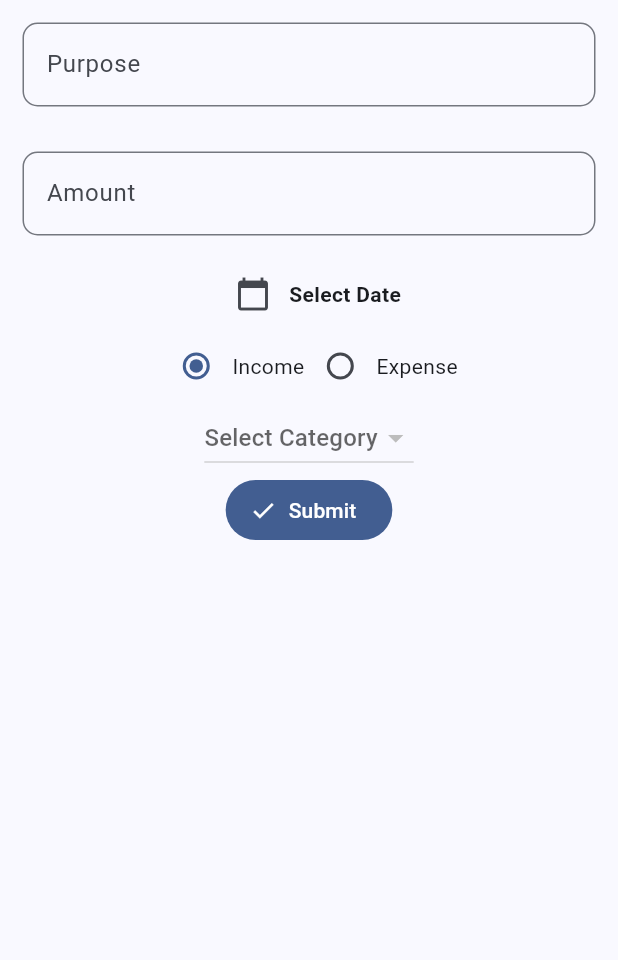
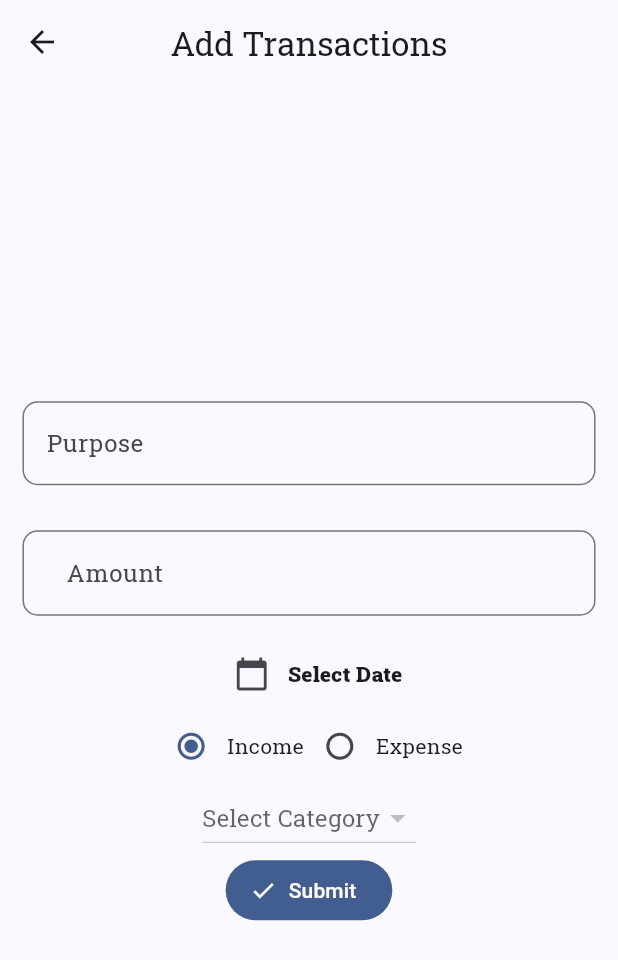
Before and after one commit to Aflah3100/Personal-Money-Manager-App, a Flutter app: the screen it shows after launch, after a tap on the "add" icon, on a phone screen of 412 x 824 dp. Shown: the top 960 px of the screen. Run offline on Flutter 3.47's test engine with Material 3 defaults, Android fonts, the phone set to English and light mode, and no system bars; our stand-ins replace hive_flutter; accounts and stored records are empty.

Commit message:
Themes Updated,Fonts Updated, Initial Version Of App Created

```diff
--- a/lib/db/functions/transaction/transaction_db.dart
+++ b/lib/db/functions/transaction/transaction_db.dart
@@ -2,6 +2,7 @@ import 'package:flutter/material.dart';
 import 'package:flutter_money_management_app/db/models/transaction/transaction_model.dart';
 import 'package:hive_flutter/hive_flutter.dart';
 
+// ignore: constant_identifier_names
 const TRANSACTION_DB_NAME = 'transaction-db';
 
 abstract class TransactionDbFunctions {
--- a/lib/main.dart
+++ b/lib/main.dart
@@ -1,10 +1,10 @@
 // ignore_for_file: unused_field
 import 'package:flutter/material.dart';
-import 'package:flutter_money_management_app/db/functions/category/category_db.dart';
 import 'package:flutter_money_management_app/db/models/category/category_model.dart';
 import 'package:flutter_money_management_app/db/models/transaction/transaction_model.dart';
 import 'package:flutter_money_management_app/screens/add_transactions/screen_add_transaction.dart';
 import 'package:flutter_money_management_app/screens/home/screen_home.dart';
+import 'package:flutter_money_management_app/utils/theme_manager.dart';
 import 'package:flutter_money_management_app/utils/themes.dart';
 import 'package:hive_flutter/hive_flutter.dart';
 
@@ -30,19 +30,19 @@ class MyApp extends StatelessWidget {
    MyApp({super.key});
 
    //Themes
-   final  _lightTheme = const MaterialTheme(TextTheme()).light();
-   final  _darkTheme = const MaterialTheme(TextTheme()).dark();
-   final _lightHighContrast=const MaterialTheme(TextTheme()).lightHighContrast();
-   final _darkHighContrast=const MaterialTheme(TextTheme()).darkHighContrast();
+  //  final  _lightTheme = const MaterialTheme(TextTheme()).light();
+  //  final  _darkTheme = const MaterialTheme(TextTheme()).dark();
+  //  final _lightHighContrast=const MaterialTheme(TextTheme()).lightHighContrast();
+  //  final _darkHighContrast=const MaterialTheme(TextTheme()).darkHighContrast();
 
   @override
   Widget build(BuildContext context) {
 
     return MaterialApp(
       title: 'Personal Money Manager',
-      themeMode: ThemeMode.light,
-      darkTheme: _darkTheme,
-      theme: _lightTheme,
+      themeMode: ThemeMode.system,
+      darkTheme: ThemeManager().darkTheme,
+      theme: ThemeManager().lightTheme,
       home:  const ScreenHome(),
       routes: {
         ScreenAddTransactions.routeName:(context){
--- a/lib/screens/add_transactions/screen_add_transaction.dart
+++ b/lib/screens/add_transactions/screen_add_transaction.dart
@@ -3,6 +3,7 @@ import 'package:flutter_money_management_app/db/functions/category/category_db.d
 import 'package:flutter_money_management_app/db/functions/transaction/transaction_db.dart';
 import 'package:flutter_money_management_app/db/models/category/category_model.dart';
 import 'package:flutter_money_management_app/db/models/transaction/transaction_model.dart';
+import 'package:flutter_money_management_app/utils/helper_functions.dart';
 import 'package:intl/intl.dart';
 
 class ScreenAddTransactions extends StatefulWidget {
@@ -39,10 +40,15 @@ class _ScreenAddTransactionsState extends State<ScreenAddTransactions> {
   @override
   Widget build(BuildContext context) {
     return Scaffold(
+      appBar: AppBar(
+        title: const Text('Add Transactions'),
+        centerTitle: true,
+      ),
       body: SafeArea(
         child: Padding(
           padding: const EdgeInsets.only(bottom: 10.0),
           child: Column(
+            mainAxisAlignment: MainAxisAlignment.center,
             crossAxisAlignment: CrossAxisAlignment.center,
             children: [
               //Form
@@ -80,6 +86,7 @@ class _ScreenAddTransactionsState extends State<ScreenAddTransactions> {
                         keyboardType: TextInputType.number,
                         decoration: InputDecoration(
                             hintText: 'Amount',
+                            prefixText: '\u20B9 ',
                             border: OutlineInputBorder(
                                 borderRadius: BorderRadius.circular(10.0))),
                       ),
@@ -102,7 +109,6 @@ class _ScreenAddTransactionsState extends State<ScreenAddTransactions> {
                         setState(() {
                           if (selectedDate == null) return;
                           dateSelected = selectedDate;
-                          print(dateSelected);
                           selectDate = formatDate(selectedDate).toString();
                         });
                       },
@@ -160,7 +166,7 @@ class _ScreenAddTransactionsState extends State<ScreenAddTransactions> {
                       .map((categoryModelObject) {
                     return DropdownMenuItem(
                       value: categoryModelObject,
-                      child: Text(categoryModelObject.name),
+                      child: Text(HelperFunction.firstLetterCapitalize(categoryModelObject.name)),
                     );
                   }).toList(),
                   onChanged: (newValue) {
--- a/lib/screens/home/screen_home.dart
+++ b/lib/screens/home/screen_home.dart
@@ -1,6 +1,5 @@
 import 'package:flutter/material.dart';
 import 'package:flutter_money_management_app/db/functions/category/category_db.dart';
-import 'package:flutter_money_management_app/db/functions/transaction/transaction_db.dart';
 import 'package:flutter_money_management_app/screens/add_transactions/screen_add_transaction.dart';
 import 'package:flutter_money_management_app/screens/category/screen_category.dart';
 import 'package:flutter_money_management_app/screens/category/widgets/add_category_popup.dart';
@@ -18,7 +17,12 @@ class ScreenHome extends StatelessWidget {
     CategoryDb().refreshUi();
     return Scaffold(
       appBar: AppBar(
-        title: const Text('Money Manager'),
+        title: const Text(
+          'Personal Money Manager',
+          style: TextStyle(
+          fontSize: 22.0,
+          fontWeight: FontWeight.w500),
+        ),
         centerTitle: true,
       ),
       bottomNavigationBar: const MoneyManagerBottomNavigationBar(),
@@ -34,8 +38,6 @@ class ScreenHome extends StatelessWidget {
           } else {
             displayAddCategoryPopUp(context);
           }
-
-
         },
         child: const Icon(Icons.add),
       ),
--- /dev/null
+++ b/lib/utils/theme_manager.dart
@@ -0,0 +1,34 @@
+import 'package:flutter/material.dart';
+import 'package:flutter_money_management_app/utils/themes.dart';
+
+class ThemeManager {
+  TextTheme darkTextTheme = ThemeData().textTheme;
+  //lightTheme
+  ThemeData lightTheme = MaterialTheme(const TextTheme()
+      .copyWith(
+          titleLarge: const TextStyle(
+            color: Colors.black,
+          ),
+          titleMedium: const TextStyle(
+            color: Colors.black,
+          ),
+          titleSmall: const TextStyle(
+            color: Colors.black,
+          ),
+          bodySmall: const TextStyle(fontFamily: 'RobotoSlab'),
+          bodyMedium: const TextStyle(fontFamily: 'RobotoSlab'),
+          bodyLarge: const TextStyle(fontFamily: 'RobotoSlab'))
+      .apply(
+        fontFamily: 'RobotoSlab',
+      )).light();
+  ThemeData darkTheme = MaterialTheme(const TextTheme()
+          .copyWith(
+              titleLarge: const TextStyle(color: Colors.white),
+              titleMedium: const TextStyle(color: Colors.white),
+              titleSmall: const TextStyle(color: Colors.white),
+              bodySmall: const TextStyle(fontFamily: 'RobotoSlab'),
+              bodyMedium: const TextStyle(fontFamily: 'RobotoSlab'),
+              bodyLarge: const TextStyle(fontFamily: 'RobotoSlab'))
+          .apply(fontFamily: 'RobotoSlab'))
+      .dark();
+}
```
Also changed, not shown: lib/screens/category/screen_category.dart (+9 -2 lines), lib/screens/transactions/screen_transactions.dart (+12 -6 lines), lib/utils/helper_functions.dart (added, +12 -0 lines), pubspec.yaml (+9 -5 lines), assets/fonts/RobotoSlab-Black.ttf (added), assets/fonts/RobotoSlab-Bold.ttf (added), assets/fonts/RobotoSlab-ExtraBold.ttf (added), assets/fonts/RobotoSlab-ExtraLight.ttf (added), assets/fonts/RobotoSlab-Light.ttf (added), assets/fonts/RobotoSlab-Medium.ttf (added), assets/fonts/RobotoSlab-Regular.ttf (added), assets/fonts/RobotoSlab-SemiBold.ttf (added), assets/fonts/RobotoSlab-Thin.ttf (added).
